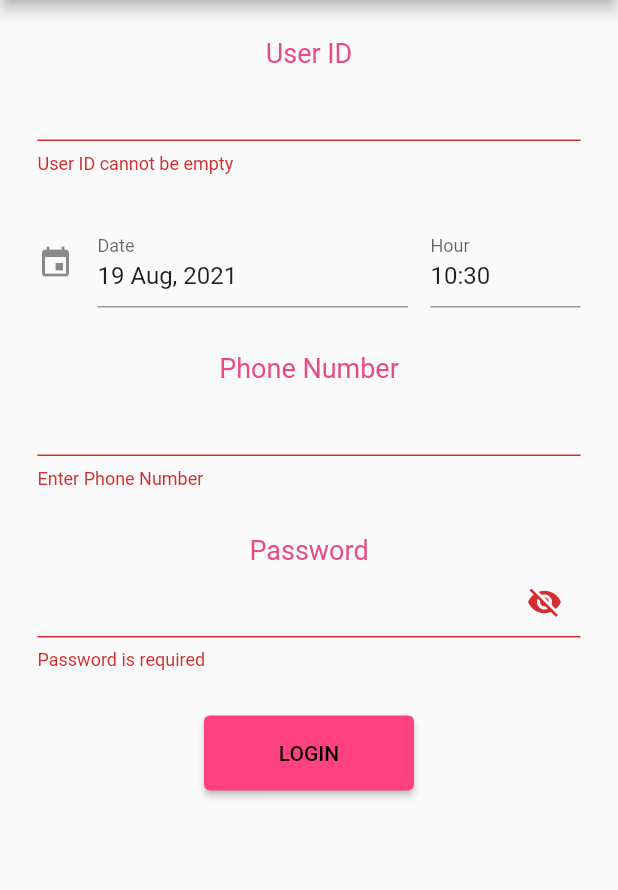
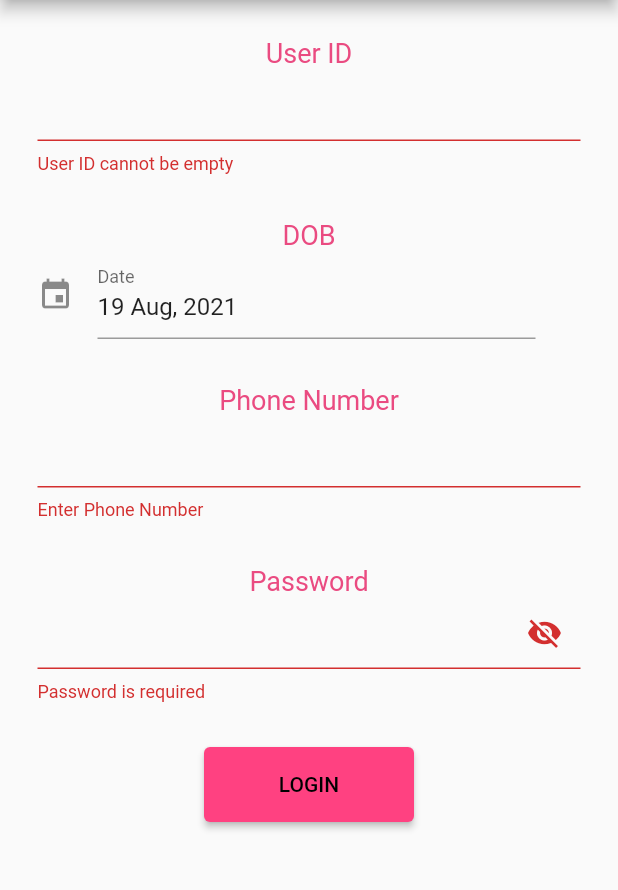
Before and after one commit to hrithikdass/RWF-Hospital-Registration, a Flutter app: the RegisterPage screen opened by its route, after a tap on "LOGIN", on a phone screen of 412 x 824 dp, the part 84-974 px from its top. Run offline on Flutter 3.47's test engine with Material 2 defaults, Android fonts, the phone set to English and light mode, and no system bars; drawn by our look-alikes of date_time_picker; missing offline and left inert: dropdownfield.

```diff
--- a/lib/registerpage.dart
+++ b/lib/registerpage.dart
@@ -2,6 +2,7 @@ import 'dart:ui';
 import 'package:date_time_picker/date_time_picker.dart';
 import 'package:flutter/cupertino.dart';
 import 'package:flutter/material.dart';
+import 'package:rwf_hospital_registration/patientloginpage.dart';
 import 'constants.dart';
 
 class RegisterPage extends StatefulWidget {
@@ -64,15 +65,24 @@ class _RegisterPageState extends State<RegisterPage> {
                   margin: EdgeInsets.all(15.0),
                   child: Column(
                     children: [
-                      DateTimePicker(
-                        type: DateTimePickerType.dateTimeSeparate,
+                      Text(
+                        'DOB',
+                        textAlign: TextAlign.left,
+                        style: TextStyle(
+                          color: kTextColor,
+                          fontSize: 18.0,
+                        ),
+                      ),
+                      Container(
+                        margin: EdgeInsets.only(right: 30.0),
+                        child: DateTimePicker(
+                          type: DateTimePickerType.date,
                           dateMask: 'd MMM, yyyy',
                           initialValue: DateTime.now().toString(),
-                        firstDate: DateTime(2000),
-                        lastDate: DateTime(2100),
+                          firstDate: DateTime(1950),
+                          lastDate: DateTime.now(),
                           icon: Icon(Icons.event),
                           dateLabelText: 'Date',
-                        timeLabelText: "Hour",
                           selectableDayPredicate: (date) {
                             // Disable weekend days to select from the calendar
                             if (date.weekday == 6 || date.weekday == 7) {
@@ -87,6 +97,7 @@ class _RegisterPageState extends State<RegisterPage> {
                             return null;
                           },
                           onSaved: (val) => print(val),
+                        ),
                       ),
                     ],
                   ),
@@ -174,7 +185,14 @@ class _RegisterPageState extends State<RegisterPage> {
                       ),
                       onPressed: () {
                         if (_rkey.currentState!.validate()) {
-                          print('data is submitted');
+                          Navigator.push(
+                            context,
+                            MaterialPageRoute(
+                              builder: (context) {
+                                return PatientLoginPage();
+                              },
+                            ),
+                          );
                         }
                         _rkey.currentState!.save();
                         print(_regusername);
--- a/lib/statuspage.dart
+++ b/lib/statuspage.dart
@@ -16,13 +16,15 @@ class _StatusPageState extends State<StatusPage> {
       appBar: AppBar(
         title: Text('Hospital Management'),
       ),
-      body: Padding(
+      body: SingleChildScrollView(
+        child: Padding(
           padding: const EdgeInsets.all(30.0),
           child: Center(
             child: Column(
               mainAxisAlignment: MainAxisAlignment.center,
               children: [
                 Container(
+                  margin: EdgeInsets.only(top: 100.0),
                   child: Column(
                     children: [
                       Icon(
@@ -92,6 +94,7 @@ class _StatusPageState extends State<StatusPage> {
             ),
           ),
         ),
+      ),
     );
   }
 }
--- a/lib/welcomepage.dart
+++ b/lib/welcomepage.dart
@@ -15,7 +15,8 @@ class WelcomePage extends StatelessWidget {
           'Hospital Registration',
         ),
       ),
-      body: Center(
+      body: SingleChildScrollView(
+        child: Center(
           child: Column(
             children: [
               Container(
@@ -112,6 +113,7 @@ class WelcomePage extends StatelessWidget {
             ],
           ),
         ),
+      ),
     );
   }
 }
```
Also changed, not shown: lib/bookappointment.dart (+4 -3 lines), lib/doctorlogin.dart (+8 -9 lines), lib/patientloginpage.dart (+9 -10 lines). Lines whose indentation alone changed are shown as unchanged.
